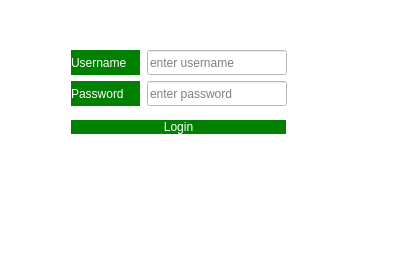
This is dialog.ui in stepin104734/NOTEPAD as Qt 5 draws it before an edit. The edited form follows.
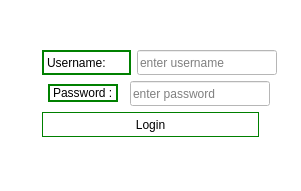
This is the edited form.

Commit message: added New and Save as features

```diff
--- a/dialog.ui
+++ b/dialog.ui
@@ -6,8 +6,8 @@
    <rect>
     <x>0</x>
     <y>0</y>
-    <width>401</width>
-    <height>275</height>
+    <width>301</width>
+    <height>191</height>
    </rect>
   </property>
   <property name="sizePolicy">
@@ -23,51 +23,29 @@
    <string notr="true">background-color:white;
 </string>
   </property>
-  <widget class="QWidget" name="layoutWidget">
+  <widget class="QWidget" name="">
    <property name="geometry">
     <rect>
-     <x>70</x>
+     <x>42</x>
      <y>50</y>
-     <width>219</width>
-     <height>93</height>
+     <width>235</width>
+     <height>87</height>
     </rect>
    </property>
-   <property name="sizePolicy">
-    <sizepolicy hsizetype="Maximum" vsizetype="Maximum">
-     <horstretch>0</horstretch>
-     <verstretch>0</verstretch>
-    </sizepolicy>
-   </property>
-   <property name="maximumSize">
-    <size>
-     <width>219</width>
-     <height>93</height>
-    </size>
-   </property>
    <layout class="QVBoxLayout" name="verticalLayout">
     <item>
      <layout class="QHBoxLayout" name="horizontalLayout">
       <item>
        <widget class="QLabel" name="label">
-        <property name="sizePolicy">
-         <sizepolicy hsizetype="Maximum" vsizetype="Maximum">
-          <horstretch>0</horstretch>
-          <verstretch>0</verstretch>
-         </sizepolicy>
-        </property>
-        <property name="maximumSize">
-         <size>
-          <width>69</width>
-          <height>25</height>
-         </size>
-        </property>
         <property name="styleSheet">
-         <string notr="true">background-color:Green;
-color:white;
+         <string notr="true">border: 2px solid black;
+border-color:green;
+background-color:white;
+color:black;
 </string>
         </property>
         <property name="text">
-         <string>Username</string>
+         <string>Username:</string>
         </property>
        </widget>
       </item>
@@ -79,6 +57,12 @@
           <verstretch>0</verstretch>
          </sizepolicy>
         </property>
+        <property name="minimumSize">
+         <size>
+          <width>140</width>
+          <height>25</height>
+         </size>
+        </property>
         <property name="maximumSize">
          <size>
           <width>140</width>
@@ -107,20 +91,15 @@
           <verstretch>0</verstretch>
          </sizepolicy>
         </property>
-        <property name="maximumSize">
-         <size>
-          <width>69</width>
-          <height>25</height>
-         </size>
-        </property>
         <property name="styleSheet">
-         <string notr="true">background-color:green;
-color:white;
+         <string notr="true">background-color:white;
+color:black;
+border: 2px solid green;
 
 </string>
         </property>
         <property name="text">
-         <string>Password </string>
+         <string>Password :</string>
         </property>
        </widget>
       </item>
@@ -152,7 +131,7 @@
       </item>
      </layout>
     </item>
-    <item alignment="Qt::AlignVCenter">
+    <item>
      <widget class="QPushButton" name="pushButton">
       <property name="sizePolicy">
        <sizepolicy hsizetype="Maximum" vsizetype="Maximum">
@@ -167,10 +146,10 @@
        </size>
       </property>
       <property name="styleSheet">
-       <string notr="true">background-color:green;
-color:white;
+       <string notr="true">background-color:white;
+color:black;
 border: 1px solid green;
-border-color:15px;
+
 </string>
       </property>
       <property name="text">
```
The commit also changes 1 other file.
